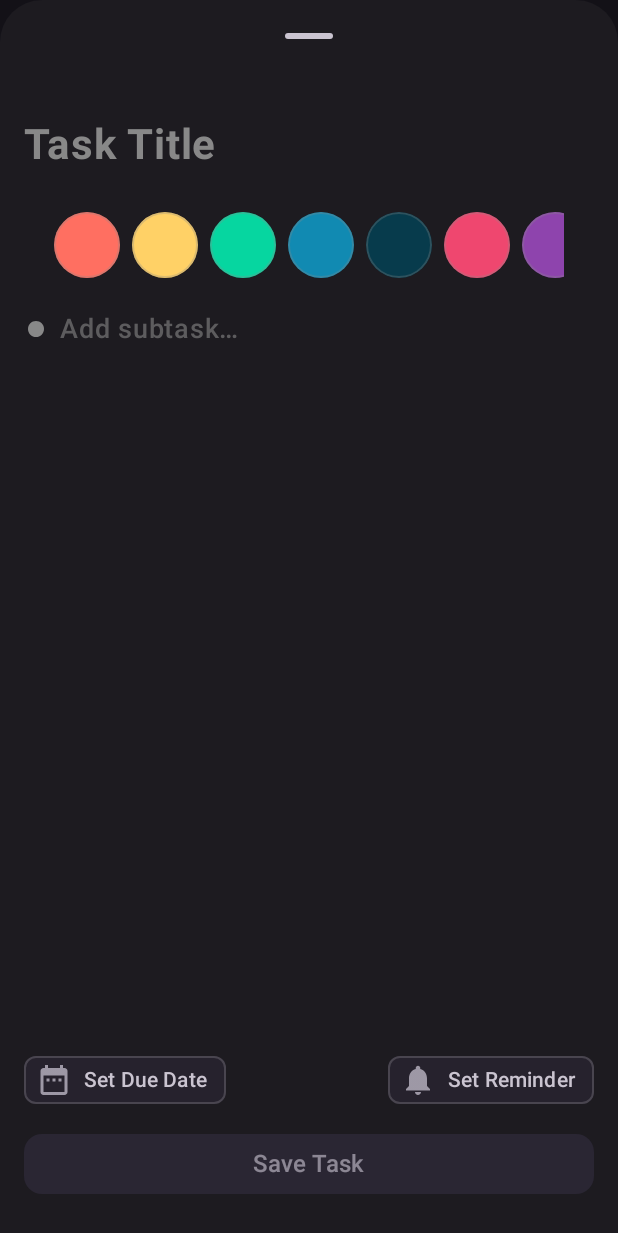
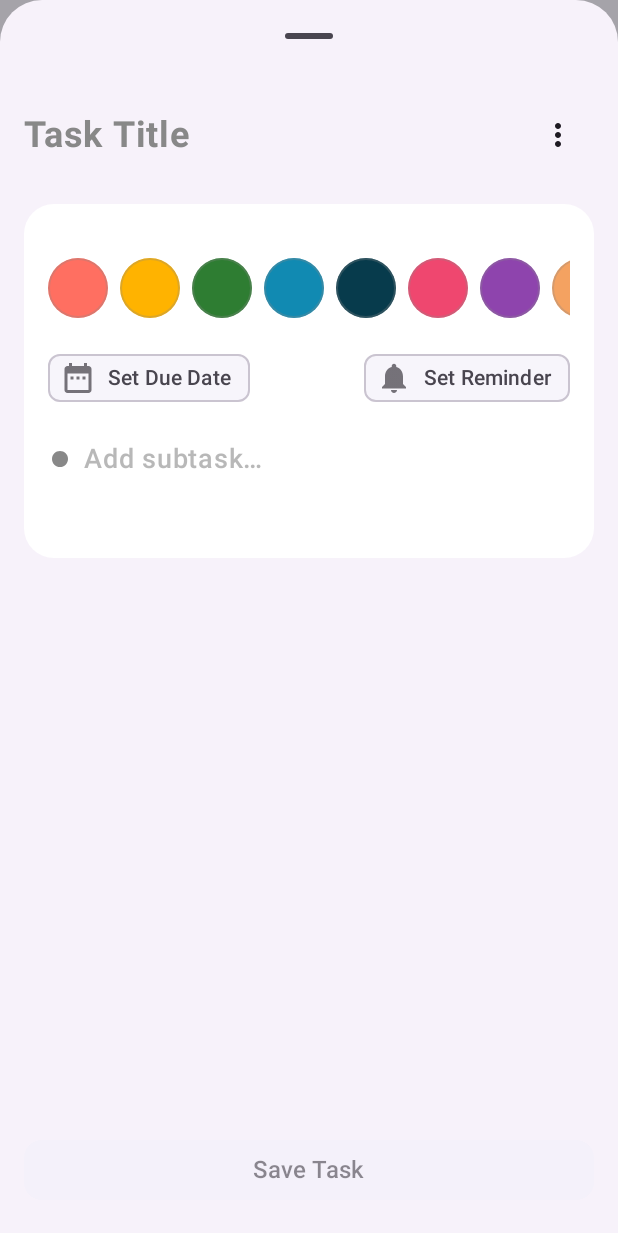
Before and after one commit to cherishmashankar/TaskWhiz, an Android app built with Jetpack Compose: the screen it shows after launch (MainActivity), after a tap on "Add Task", on a phone screen of 412 x 824 dp. Shown: the top 1233 px of the screen. Run offline under Robolectric (Android 15) with nearby library versions, the phone set to English and light mode, and no system bars; our stand-ins replace Dagger/Hilt's generated code, Room's generated code; 3 other taps on this screen came first.

Commit message:
Add task screen design improved

```diff
--- a/app/src/main/java/com/example/taskwhiz/presentation/ui/components/ColorPaletteSelector.kt
+++ b/app/src/main/java/com/example/taskwhiz/presentation/ui/components/ColorPaletteSelector.kt
@@ -10,6 +10,7 @@ import androidx.compose.foundation.shape.CircleShape
 import androidx.compose.material.icons.Icons
 import androidx.compose.material.icons.filled.Check
 import androidx.compose.material3.Icon
+import androidx.compose.material3.MaterialTheme
 import androidx.compose.runtime.Composable
 import androidx.compose.ui.Alignment
 import androidx.compose.ui.Modifier
@@ -25,20 +26,20 @@ fun ColorPaletteSelector(
 ) {
     val colors = listOf(
         "#FF6F61", // Coral
-        "#FFD166", // Warm Yellow
-        "#06D6A0", // Mint Green
+        "#FFB300", // Amber
+        "#2E7D32", // Mint Green
         "#118AB2", // Teal
         "#073B4C", // Navy
         "#EF476F", // Pink Red
-        "#8E44AD"  // Purple
+        "#8E44AD", // Purple
+        "#F4A261", // Soft Orange
+        "#06D6A0"  // Bright Aqua Green
     )
-
     LazyRow(
         horizontalArrangement = Arrangement.spacedBy(8.dp),
         verticalAlignment = Alignment.CenterVertically,
         modifier = Modifier
             .fillMaxWidth()
-            .padding(horizontal = 20.dp)
     ) {
         items(colors) { color ->
             val parsedColor = Color(color.toColorInt())
@@ -46,12 +47,12 @@ fun ColorPaletteSelector(
 
             Box(
                 modifier = Modifier
-                    .size(if (isSelected) 50.dp else 44.dp) // Highlight selection
+                    .size(if (isSelected) 44.dp else 40.dp) // Highlight selection
                     .clip(CircleShape)
                     .background(parsedColor)
                     .border(
-                        width = if (isSelected) 5.dp else 1.dp,
-                        color = if (isSelected) Color.Black.copy(alpha = 0.7f) else Color.Gray.copy(
+                        width = if (isSelected) 4.dp else 1.dp,
+                        color = if (isSelected) MaterialTheme.colorScheme.onSurface else Color.Gray.copy(
                             alpha = 0.3f
                         ),
                         shape = CircleShape
--- a/app/src/main/java/com/example/taskwhiz/presentation/ui/components/ScheduleSection.kt
+++ b/app/src/main/java/com/example/taskwhiz/presentation/ui/components/ScheduleSection.kt
@@ -36,7 +36,6 @@ fun ScheduleSection(
     onClearReminder: () -> Unit,
     modifier: Modifier = Modifier
 ) {
-
     Row(
         modifier = Modifier.fillMaxWidth(),
         horizontalArrangement = Arrangement.SpaceBetween
--- a/app/src/main/java/com/example/taskwhiz/presentation/ui/components/TaskEditorBottomSheet.kt
+++ b/app/src/main/java/com/example/taskwhiz/presentation/ui/components/TaskEditorBottomSheet.kt
@@ -2,7 +2,10 @@ package com.example.taskwhiz.presentation.ui.components
 
 import android.os.Build
 import androidx.annotation.RequiresApi
+import androidx.compose.foundation.background
 import androidx.compose.foundation.layout.*
+import androidx.compose.foundation.lazy.LazyColumn
+import androidx.compose.foundation.lazy.rememberLazyListState
 import androidx.compose.foundation.rememberScrollState
 import androidx.compose.foundation.shape.RoundedCornerShape
 import androidx.compose.foundation.verticalScroll
@@ -16,6 +19,7 @@ import androidx.compose.ui.unit.dp
 import androidx.compose.ui.unit.sp
 import androidx.core.graphics.toColorInt
 import com.example.taskwhiz.domain.model.Task
+
 
 
 @RequiresApi(Build.VERSION_CODES.VANILLA_ICE_CREAM)
@@ -52,55 +56,61 @@ fun TaskEditorBottomSheet(
         Column(
             modifier = Modifier
                 .fillMaxSize()
-                .padding(16.dp)
+                .imePadding()
+                .navigationBarsPadding()
+                .padding(horizontal = 16.dp, vertical = 12.dp)
         ) {
+            val listState = rememberLazyListState()
 
+            LazyColumn(
+                state = listState,
+                modifier = Modifier.weight(1f),
+                verticalArrangement = Arrangement.spacedBy(16.dp),
+                contentPadding = PaddingValues(bottom = 8.dp)
+            ) {
+                // Title + overflow
+                item {
                     Row(
                         verticalAlignment = Alignment.CenterVertically,
                         modifier = Modifier.fillMaxWidth()
                     ) {
-
-                Column(modifier = Modifier.weight(1f) ) {
                         TaskTitleInput(
                             title = title,
-                        onTitleChange = { title = it }
+                            onTitleChange = { title = it },
+                            modifier = Modifier.weight(1f)
                         )
-                }
-
-/*                TaskEditorOverflowMenu(
+                        TaskEditorOverflowMenu(
                             hasDue = dueDate != null,
                             hasReminder = reminderDate != null,
                             onRequestSetDueDate = { showDatePickerForDue = true },
                             onRequestSetReminder = { showDatePickerForReminder = true },
                             onClearDueDate = { dueDate = null },
                             onClearReminder = { reminderDate = null }
-                )*/
+                        )
+                    }
                 }
 
-            Spacer(Modifier.height(12.dp))
-
+                // GROUPED interactive section (like the mock)
+                item {
+                    Card(
+                        shape = RoundedCornerShape(20.dp),
+                        colors = CardDefaults.cardColors(
+                            containerColor = MaterialTheme.colorScheme.surface
+                        ),
+                        elevation = CardDefaults.cardElevation(defaultElevation = 0.dp),
+                        modifier = Modifier.fillMaxWidth()
+                    ) {
+                        Spacer(Modifier.height(20.dp))
                         Column(
                             modifier = Modifier
-                    .weight(1f)
-                    .verticalScroll(rememberScrollState())
+                                .fillMaxWidth()
+                                .padding(16.dp),
+                            verticalArrangement = Arrangement.spacedBy(16.dp)
                         ) {
                             ColorPaletteSelector(
                                 selectedColor = selectedColor,
                                 onColorChange = { selectedColor = it }
                             )
-
-                Spacer(Modifier.height(20.dp))
-
-                SubtaskListEditor(
-                    subtasks = subtasks,
-                    onSubtasksChange = { subtasks = it }
-                )
-                Spacer(Modifier.height(32.dp))
-
-
-            }
-
-            Spacer(Modifier.height(16.dp))
 
                             ScheduleSection(
                                 dueDate = dueDate,
@@ -111,6 +121,16 @@ fun TaskEditorBottomSheet(
                                 onClearReminder = { reminderDate = null },
                                 modifier = Modifier.fillMaxWidth()
                             )
+
+                            SubtaskListEditor(
+                                subtasks = subtasks,
+                                onSubtasksChange = { subtasks = it }
+                            )
+                            Spacer(Modifier.height(20.dp))
+                        }
+                    }
+                }
+            }
 
 
             Button(
@@ -151,7 +171,6 @@ fun TaskEditorBottomSheet(
                 )
             }
 
-
             if (showTitleError && title.isBlank()) {
                 Text(
                     text = "Title cannot be empty",
@@ -160,12 +179,9 @@ fun TaskEditorBottomSheet(
                     modifier = Modifier.padding(top = 4.dp)
                 )
             }
-
         }
 
-
-
-        // Due Date picker (date only) — own state each time
+        // Due Date picker (date only)
         if (showDatePickerForDue) {
             val duePickerState = rememberDatePickerState(
                 initialSelectedDateMillis = dueDate ?: System.currentTimeMillis()
@@ -219,7 +235,7 @@ fun TaskEditorBottomSheet(
         }
 
         if (showTimePicker && pendingReminderDate != null) {
-            OpenTimePicker(
+            TimePickerDialog(
                 selectedDateMillis = pendingReminderDate!!,
                 onTimeSelected = { finalMillis -> reminderDate = finalMillis },
                 onDismiss = {
@@ -227,7 +243,6 @@ fun TaskEditorBottomSheet(
                     pendingReminderDate = null
                 }
             )
-
         }
     }
 }
--- a/app/src/main/java/com/example/taskwhiz/presentation/ui/components/TaskTitleInput.kt
+++ b/app/src/main/java/com/example/taskwhiz/presentation/ui/components/TaskTitleInput.kt
@@ -1,5 +1,6 @@
 package com.example.taskwhiz.presentation.ui.components
 
+import android.annotation.SuppressLint
 import androidx.compose.foundation.layout.fillMaxWidth
 import androidx.compose.foundation.layout.padding
 import androidx.compose.foundation.text.BasicTextField
@@ -16,12 +17,13 @@ import androidx.compose.ui.text.input.ImeAction
 import androidx.compose.ui.unit.dp
 import androidx.compose.ui.unit.sp
 import androidx.compose.material3.Text
-import androidx.core.graphics.toColorInt
 
+@SuppressLint("SuspiciousIndentation")
 @Composable
 fun TaskTitleInput(
     title: String,
     onTitleChange: (String) -> Unit,
+    modifier: Modifier,
 ) {
     val focusManager = LocalFocusManager.current
 
@@ -44,7 +46,7 @@ fun TaskTitleInput(
                     focusManager.clearFocus()
                 }
             ),
-        modifier = Modifier
+            modifier =  modifier
                 .fillMaxWidth()
                 .padding(vertical = 16.dp),  // Spacing instead of line
             decorationBox = { innerTextField ->
@@ -52,7 +54,7 @@ fun TaskTitleInput(
                     Text(
                         "Task Title",
                         color = Color.Gray,
-                    fontSize = 28.sp,
+                        fontSize = 24.sp,
                         fontWeight = FontWeight.Bold
                     )
                 }
--- a/app/src/main/java/com/example/taskwhiz/presentation/ui/theme/Theme.kt
+++ b/app/src/main/java/com/example/taskwhiz/presentation/ui/theme/Theme.kt
@@ -10,9 +10,6 @@ import androidx.compose.material3.dynamicLightColorScheme
 import androidx.compose.material3.lightColorScheme
 import androidx.compose.runtime.Composable
 import androidx.compose.ui.graphics.Color
-
-
-
 
 
 private val LightColorScheme = lightColorScheme(
@@ -48,7 +45,7 @@ fun TaskWhizTheme(
     darkTheme: Boolean = isSystemInDarkTheme(),
     content: @Composable () -> Unit
 ) {
-    val colorScheme = if (darkTheme) DarkColorScheme else DarkColorScheme
+    val colorScheme = if (darkTheme) DarkColorScheme else LightColorScheme
 
     MaterialTheme(
         colorScheme = colorScheme,
```
Also changed, not shown: app/src/main/java/com/example/taskwhiz/presentation/ui/components/OpenTimePicker.kt (deleted, +0 -47 lines), app/src/main/java/com/example/taskwhiz/presentation/ui/components/TaskEditorOverflowMenu.kt (+15 -4 lines), app/src/main/java/com/example/taskwhiz/presentation/ui/components/TaskOverflowMenu.kt (+8 -3 lines), app/src/main/java/com/example/taskwhiz/presentation/ui/components/TimePickerDialog.kt (added, +53 -0 lines). Lines whose indentation alone changed are shown as unchanged.
